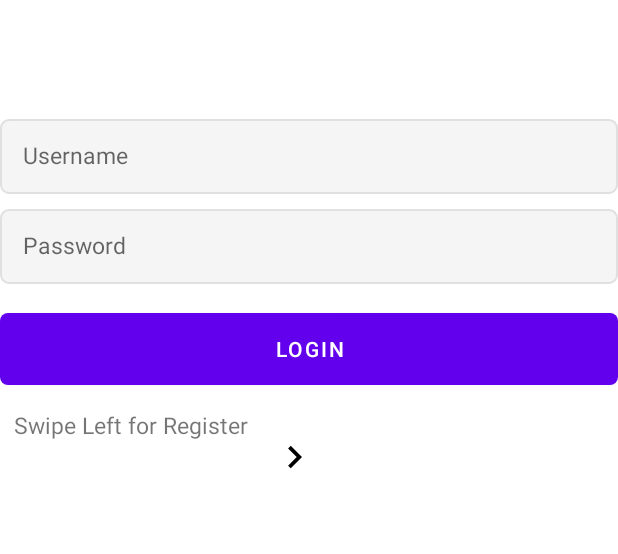
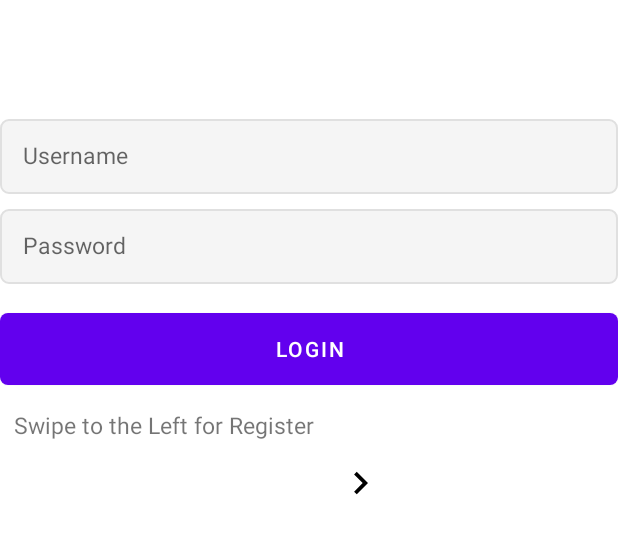
Before and after one commit to lailaeliotti1/HOME_FBU, an Android app: the screen it shows after launch (LoginActivity), on a phone screen of 412 x 824 dp, the part 266-820 px from its top. Run offline under Robolectric (Android 15) with nearby library versions, the light colour scheme and no system bars; libraries missing offline, so code that uses them is left out: com.parse; 4 statements that could not run were skipped.

Commit message:
ABle to swipe back and forth between login and register activities

```diff
--- a/app/src/main/AndroidManifest.xml
+++ b/app/src/main/AndroidManifest.xml
@@ -30,6 +30,7 @@
 
                 <category android:name="android.intent.category.LAUNCHER" />
             </intent-filter>
+
         </activity>
 
         <activity
--- a/app/src/main/java/com/example/home/MainActivity.java
+++ b/app/src/main/java/com/example/home/MainActivity.java
@@ -2,8 +2,13 @@ package com.example.home;
 
 import androidx.appcompat.app.AppCompatActivity;
 
+import android.content.Intent;
 import android.os.Bundle;
+import android.view.MotionEvent;
 import android.widget.TextView;
+
+import com.example.home.login.LoginActivity;
+import com.example.home.login.RegisterActivity;
 
 public class MainActivity extends AppCompatActivity {
     private TextView textView;
--- a/app/src/main/res/layout/activity_login.xml
+++ b/app/src/main/res/layout/activity_login.xml
@@ -84,7 +84,7 @@
         android:layout_height="30dp"
         android:layout_above="@id/SwipeRightTextView"
         android:layout_centerHorizontal="true"
-        android:layout_marginStart="8dp"
+        android:layout_marginStart="16dp"
         android:layout_marginTop="16dp"
         android:layout_marginEnd="207dp"
         android:layout_marginBottom="309dp"
@@ -92,7 +92,8 @@
         app:layout_constraintBottom_toBottomOf="parent"
         app:layout_constraintEnd_toEndOf="parent"
         app:layout_constraintStart_toEndOf="@+id/SwipeRightTextView"
-        app:layout_constraintTop_toBottomOf="@+id/LoginButton" />
+        app:layout_constraintTop_toBottomOf="@+id/LoginButton"
+        app:layout_constraintVertical_bias="1.0" />
 
     <TextView
         android:id="@+id/SwipeRightTextView"
@@ -100,9 +101,8 @@
         android:layout_height="wrap_content"
         android:layout_alignParentBottom="true"
         android:layout_centerHorizontal="true"
-        android:layout_marginStart="16dp"
+        android:layout_marginStart="60dp"
         android:layout_marginTop="16dp"
-        android:layout_marginEnd="8dp"
         android:text="@string/swipe_left_for_register"
         android:textSize="15sp"
         app:layout_constraintEnd_toStartOf="@+id/ArrowImageView"
--- a/app/src/main/res/values/strings.xml
+++ b/app/src/main/res/values/strings.xml
@@ -3,13 +3,13 @@
 
     <!-- TODO: Remove or change this placeholder text -->
     <string name="hello_blank_fragment">Hello blank fragment</string>
-    <string name="swipe_left_for_register">Swipe Left for Register</string>
+    <string name="swipe_left_for_register">Swipe to the Left for Register</string>
     <string name="login">Login</string>
     <string name="password">Password</string>
     <string name="Username">Username</string>
     <string name="e_mail">Email</string>
     <string name="tag">FIND A HOME</string>
-    <string name="swipe_right_for_login">Swipe Right for Login</string>
+    <string name="swipe_right_for_login">Swipe to the Right for Login</string>
     <string name="register">Register</string>
     <string name="re_type_password">Re-type Password</string>
     <string name="your_name">Full Name</string>
```
Also changed, not shown: app/src/main/java/com/example/home/login/LoginActivity.java (+21 -0 lines), app/src/main/java/com/example/home/login/RegisterActivity.java (+19 -0 lines).
